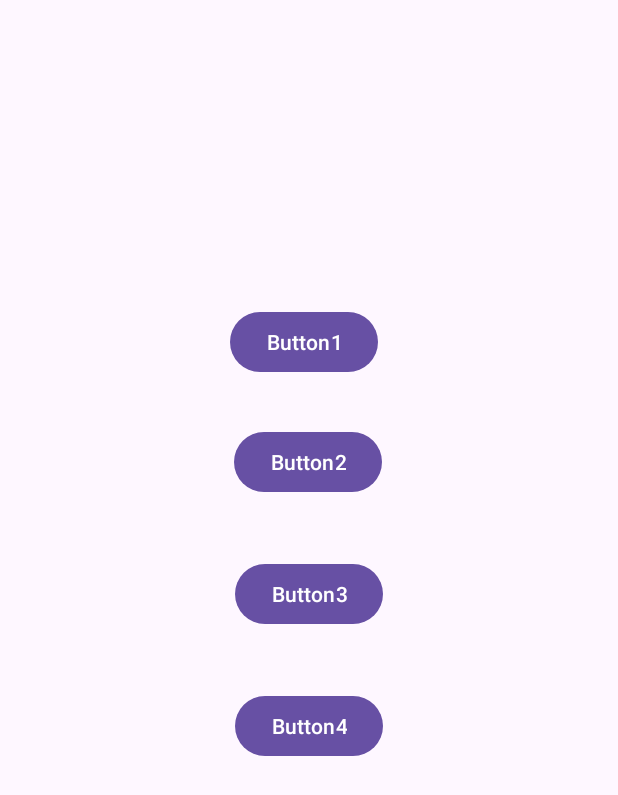
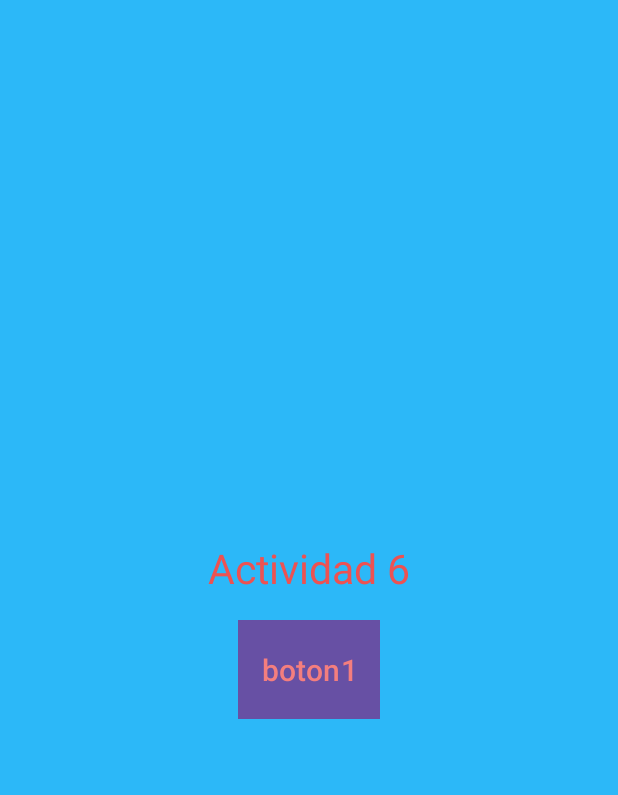
Before and after one commit to aromlob/Actividad_Android, an Android app: the screen it shows after launch (MainActivity), on a phone screen of 412 x 824 dp. Shown: the top 795 px of the screen. Run offline under Robolectric (Android 15) with nearby library versions, the phone set to English and light mode, and no system bars.

Commit message:
Actividad 6

```diff
--- a/app/src/main/java/com/example/actvidadesandroid/MainActivity.kt
+++ b/app/src/main/java/com/example/actvidadesandroid/MainActivity.kt
@@ -12,74 +12,20 @@ import androidx.activity.enableEdgeToEdge
 import androidx.appcompat.app.AppCompatActivity
 import androidx.core.view.ViewCompat
 import androidx.core.view.WindowInsetsCompat
-//Actvidad 5: Ciclo de Vida
-private const val TAG = "MainActivity"
 
-class MainActivity : AppCompatActivity(), OnClickListener {
+class MainActivity : AppCompatActivity(){
     private lateinit var boton : Button
     private lateinit var texto : TextView
-    private lateinit var boton3 : Button
     override fun onCreate(savedInstanceState: Bundle?) {
         super.onCreate(savedInstanceState)
         enableEdgeToEdge()
         setContentView(R.layout.activity_main)
         boton = findViewById(R.id.iv_boton)
         texto = findViewById(R.id.iv_texto)
-        boton3 = findViewById(R.id.button3)
-        initEvent()
 
-    }
-    override fun onStart() {
-        super.onStart()
-        Log.d(TAG, "Se llama después de onCreate. Santi, muestro la pantalla. El usuario aún no puede interaccionar")
-    }
-    override fun onResume() {
-        super.onResume()
-        Log.d(TAG, "El usuario ya puede interaccionar con la pantalla")
-    }
-    override fun onPause() {
-        super.onPause()
-        Log.d(TAG, "Pierdo el foco de la pantalla. Boton home")
-    }
-    override fun onRestart() {
-        super.onRestart()
-        Log.d(TAG, "Vuelvo a estar visible para santi.")
-    }
-    override fun onStop() {
-        super.onStop()
-        Log.d(TAG, "Dejo de estar visible para el usuario. Otra App, S.O.")
-    }
-    override fun onDestroy() {
-        super.onDestroy()
-        Log.d(TAG, "La actividad muere.")
-    }
-
-    private fun initEvent(){
-        boton.setOnClickListener{
-            Toast.makeText(this, "Hola!!!!",Toast.LENGTH_LONG).show()
-        }
-        boton3.setOnClickListener(this)
-
-    }
-    fun saludar(view: View) {
-        if (view. id == R.id. iv_boton) {//podría quitarlo, porque sólo lo referencia un sólo botón desde la interfaz
-            Toast.makeText( this, "No quiero saludar!!!",Toast.LENGTH_LONG).show()
-        }
-        else{
-            Toast.makeText( this, "quiero saludar!!!",Toast.LENGTH_LONG).show()
-
-        }
-    }
-
-    override fun onClick(p0: View?) {
-        if (p0?.id == R.id.button3){
-            Toast.makeText(this,"Saludo boton3", Toast.LENGTH_LONG).show()
-        }else{
-            Toast.makeText(this,"Saludo boton4", Toast.LENGTH_LONG).show()
-
-        }
     }
 
 
 
+
 }
--- a/app/src/main/res/layout/activity_main.xml
+++ b/app/src/main/res/layout/activity_main.xml
@@ -6,31 +6,36 @@
     android:layout_width="match_parent"
     android:layout_height="match_parent"
     tools:context=".MainActivity">
+    <LinearLayout
 
-    <Button
-        android:id="@+id/iv_boton"
-        android:layout_width="wrap_content"
-        android:layout_height="wrap_content"
-        android:layout_marginTop="204dp"
-        android:onClick="saludar"
-        android:text="Button1"
-        app:layout_constraintEnd_toEndOf="parent"
-        app:layout_constraintHorizontal_bias="0.49"
-        app:layout_constraintStart_toStartOf="parent"
-        app:layout_constraintTop_toTopOf="parent"
-        tools:ignore="MissingConstraints" />
+        android:layout_width="match_parent"
+        android:layout_height="match_parent"
+        android:orientation="vertical"
+        android:gravity="center"
+        android:padding="16dp"
+        android:background="#2CB8F8">
+        <TextView
+            android:id="@+id/iv_texto"
+            android:layout_width="wrap_content"
+            android:layout_height="wrap_content"
+            android:text="Actividad 6"
+            android:textSize="27sp"
+            android:textColor="#ED5252"
+            android:padding="16dp"/>
+        <Button
+            android:id="@+id/iv_boton"
+            android:layout_width="wrap_content"
+            android:layout_height="wrap_content"
+            android:text="boton1"
+            android:textSize="20sp"
+            android:textColor="#F47E7E"
+            android:background="#42FB4A"
+            android:padding="15dp"/>
 
-    <TextView
-        android:id="@+id/iv_texto"
-        android:layout_width="wrap_content"
-        android:layout_height="wrap_content"
-        app:layout_constraintBottom_toBottomOf="parent"
-        app:layout_constraintEnd_toEndOf="parent"
-        app:layout_constraintHorizontal_bias="0.498"
-        app:layout_constraintStart_toStartOf="parent"
-        app:layout_constraintVertical_bias="0.596" />
+    </LinearLayout>
 
-    <Button
+
+    <!--<Button
         android:id="@+id/iv_boton2"
         android:layout_width="wrap_content"
         android:layout_height="wrap_content"
@@ -62,7 +67,7 @@
         app:layout_constraintEnd_toEndOf="parent"
         app:layout_constraintStart_toStartOf="parent"
         app:layout_constraintTop_toBottomOf="@+id/button3"
-        tools:ignore="MissingConstraints" />
+        tools:ignore="MissingConstraints" />-->
 
 
 </androidx.constraintlayout.widget.ConstraintLayout>
```
